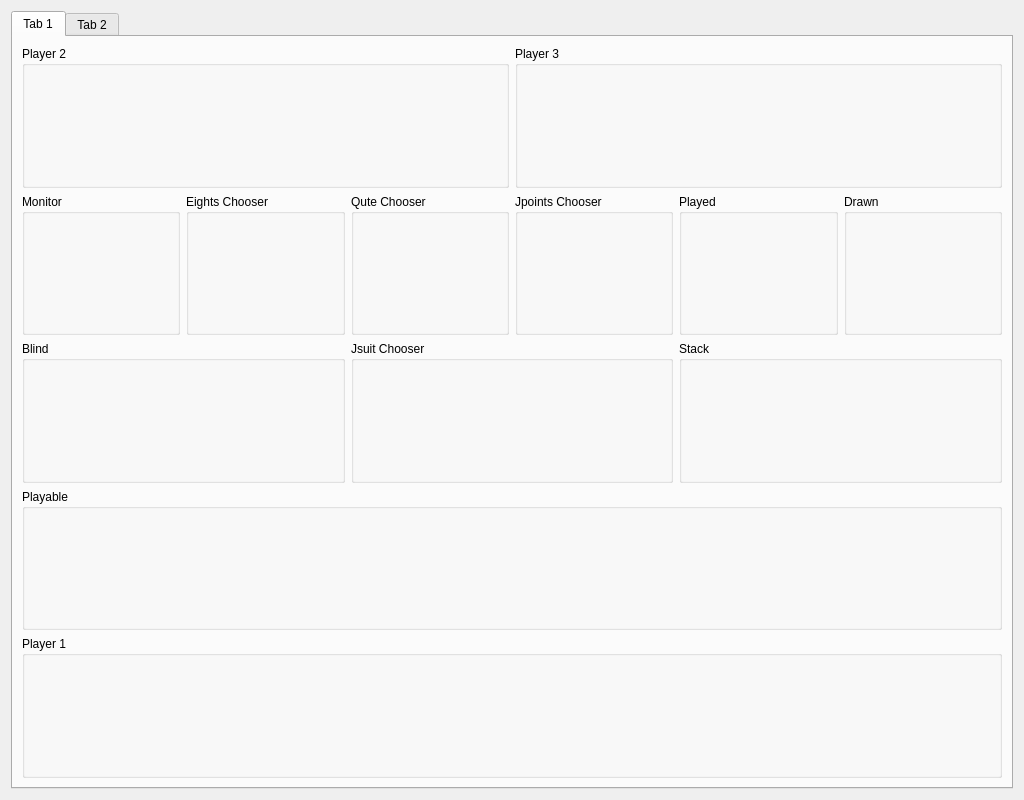
The window that table.ui (squawk7x/aQuteCardGame) describes before a commit, drawn with Qt 5.
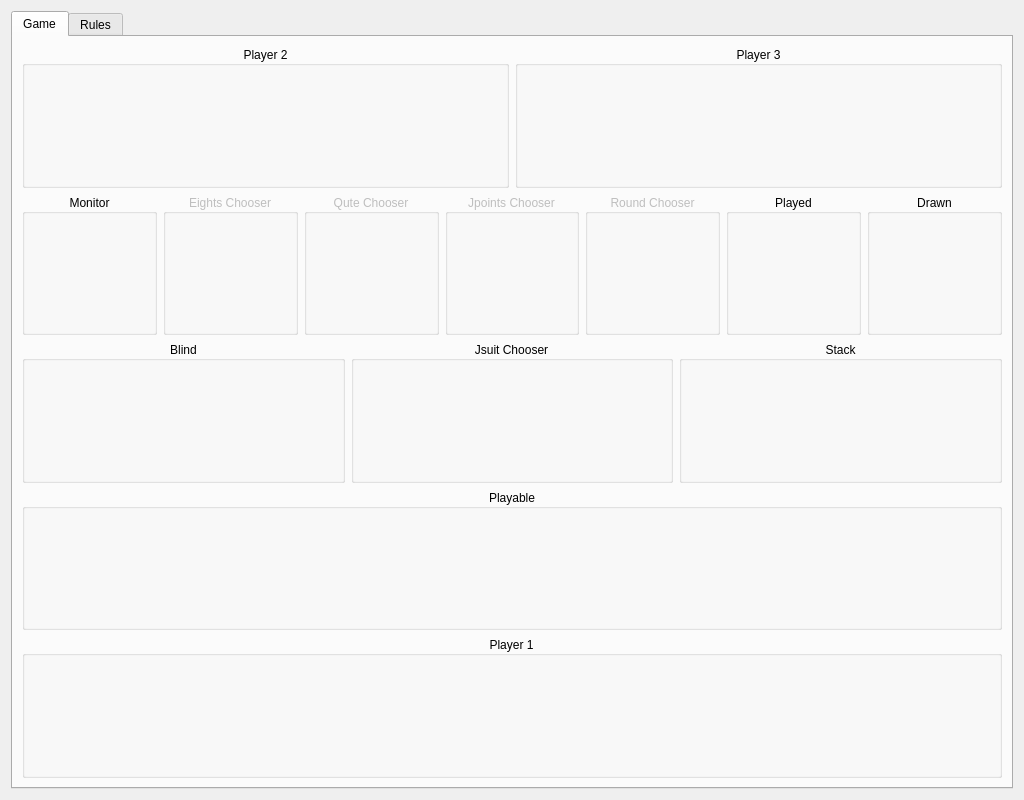
The same window after the commit.

Commit message:
Choosers: toggleRandom added
played->addCard: insert card at the beginning of cards_
TODO: card widget without parent when drawing card for playable card

```diff
--- a/table.ui
+++ b/table.ui
@@ -21,7 +21,7 @@
      </property>
      <widget class="QWidget" name="tab">
       <attribute name="title">
-       <string>Tab 1</string>
+       <string>Game</string>
       </attribute>
       <layout class="QVBoxLayout" name="verticalLayout_2">
        <item>
@@ -31,6 +31,9 @@
            <property name="title">
             <string>Player 2</string>
            </property>
+           <property name="alignment">
+            <set>Qt::AlignCenter</set>
+           </property>
            <layout class="QHBoxLayout" name="player2"/>
           </widget>
          </item>
@@ -39,6 +42,9 @@
            <property name="title">
             <string>Player 3</string>
            </property>
+           <property name="alignment">
+            <set>Qt::AlignCenter</set>
+           </property>
            <layout class="QHBoxLayout" name="player3"/>
           </widget>
          </item>
@@ -51,38 +57,79 @@
            <property name="title">
             <string>Monitor</string>
            </property>
+           <property name="alignment">
+            <set>Qt::AlignCenter</set>
+           </property>
            <layout class="QHBoxLayout" name="monitor"/>
           </widget>
          </item>
          <item>
           <widget class="QGroupBox" name="EightsChooser">
+           <property name="enabled">
+            <bool>false</bool>
+           </property>
            <property name="title">
             <string>Eights Chooser</string>
            </property>
+           <property name="alignment">
+            <set>Qt::AlignCenter</set>
+           </property>
            <layout class="QHBoxLayout" name="eightsChooser"/>
           </widget>
          </item>
          <item>
           <widget class="QGroupBox" name="QuteChooser">
+           <property name="enabled">
+            <bool>false</bool>
+           </property>
            <property name="title">
             <string>Qute Chooser</string>
            </property>
+           <property name="alignment">
+            <set>Qt::AlignCenter</set>
+           </property>
            <layout class="QHBoxLayout" name="quteChooser"/>
           </widget>
          </item>
          <item>
           <widget class="QGroupBox" name="JpointsChooser">
+           <property name="enabled">
+            <bool>false</bool>
+           </property>
            <property name="title">
             <string>Jpoints Chooser</string>
            </property>
+           <property name="alignment">
+            <set>Qt::AlignCenter</set>
+           </property>
            <layout class="QHBoxLayout" name="jpointsChooser"/>
           </widget>
          </item>
+         <item>
+          <widget class="QGroupBox" name="RoundChooser">
+           <property name="enabled">
+            <bool>false</bool>
+           </property>
+           <property name="title">
+            <string>Round Chooser</string>
+           </property>
+           <property name="alignment">
+            <set>Qt::AlignCenter</set>
+           </property>
+           <layout class="QHBoxLayout" name="roundChooser"/>
+          </widget>
+         </item>
          <item>
           <widget class="QGroupBox" name="Played">
+           <property name="enabled">
+            <bool>true</bool>
+           </property>
            <property name="title">
             <string>Played</string>
            </property>
+           <property name="alignment">
+            <set>Qt::AlignCenter</set>
+           </property>
            <layout class="QHBoxLayout" name="played"/>
           </widget>
          </item>
@@ -91,6 +138,9 @@
            <property name="title">
             <string>Drawn</string>
            </property>
+           <property name="alignment">
+            <set>Qt::AlignCenter</set>
+           </property>
            <layout class="QHBoxLayout" name="drawn"/>
           </widget>
          </item>
@@ -103,6 +153,9 @@
            <property name="title">
             <string>Blind</string>
            </property>
+           <property name="alignment">
+            <set>Qt::AlignCenter</set>
+           </property>
            <layout class="QHBoxLayout" name="blind"/>
           </widget>
          </item>
@@ -111,6 +164,9 @@
            <property name="title">
             <string>Jsuit Chooser</string>
            </property>
+           <property name="alignment">
+            <set>Qt::AlignCenter</set>
+           </property>
            <layout class="QHBoxLayout" name="jsuitChooser"/>
           </widget>
          </item>
@@ -119,6 +175,9 @@
            <property name="title">
             <string>Stack</string>
            </property>
+           <property name="alignment">
+            <set>Qt::AlignCenter</set>
+           </property>
            <layout class="QHBoxLayout" name="stack"/>
           </widget>
          </item>
@@ -131,6 +190,9 @@
            <property name="title">
             <string>Playable</string>
            </property>
+           <property name="alignment">
+            <set>Qt::AlignCenter</set>
+           </property>
            <layout class="QHBoxLayout" name="playable"/>
           </widget>
          </item>
@@ -143,6 +205,9 @@
            <property name="title">
             <string>Player 1</string>
            </property>
+           <property name="alignment">
+            <set>Qt::AlignCenter</set>
+           </property>
            <layout class="QHBoxLayout" name="player1"/>
           </widget>
          </item>
@@ -152,7 +217,7 @@
      </widget>
      <widget class="QWidget" name="tab_2">
       <attribute name="title">
-       <string>Tab 2</string>
+       <string>Rules</string>
       </attribute>
      </widget>
     </widget>
```
Left out of the diff: 8 changed lines with no effect on the pictures. The commit also changes 19 other files.
